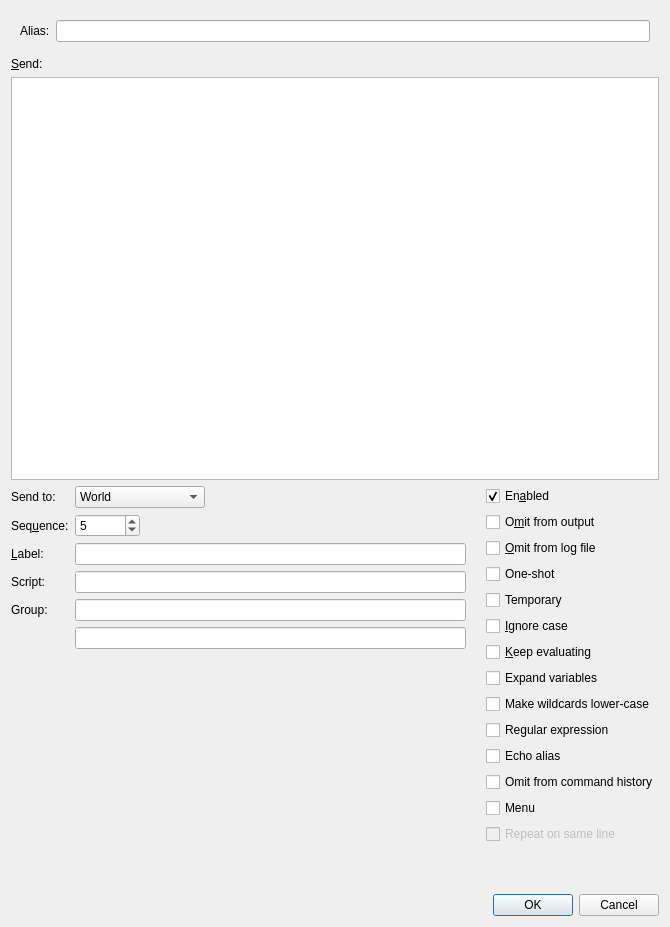
Old version of the form smushclient-qt/cpp/ui/prefs/aliasedit.ui in the repository jnbooth/smushclient.
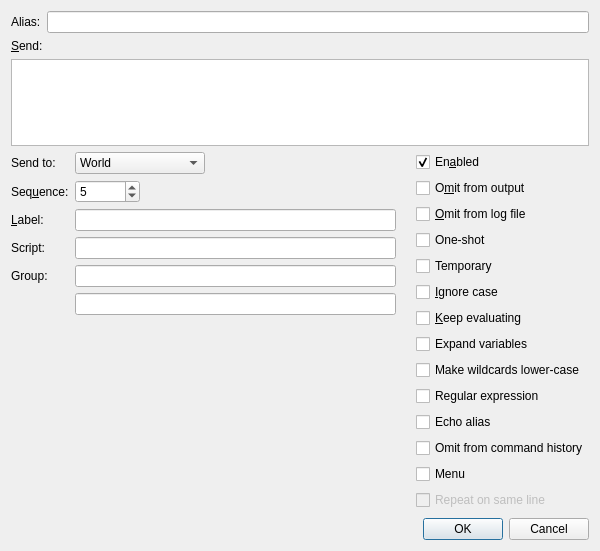
New version of the form.

```diff
--- a/smushclient-qt/cpp/ui/prefs/aliasedit.ui
+++ b/smushclient-qt/cpp/ui/prefs/aliasedit.ui
@@ -6,13 +6,13 @@
    <rect>
     <x>0</x>
     <y>0</y>
-    <width>670</width>
-    <height>927</height>
+    <width>600</width>
+    <height>551</height>
    </rect>
   </property>
   <property name="minimumSize">
    <size>
-    <width>670</width>
+    <width>0</width>
     <height>0</height>
    </size>
   </property>
@@ -23,6 +23,18 @@
    <item>
     <widget class="QWidget" name="reactions_pattern" native="true">
      <layout class="QHBoxLayout" name="_3">
+      <property name="leftMargin">
+       <number>0</number>
+      </property>
+      <property name="topMargin">
+       <number>0</number>
+      </property>
+      <property name="rightMargin">
+       <number>0</number>
+      </property>
+      <property name="bottomMargin">
+       <number>0</number>
+      </property>
       <item>
        <widget class="QLabel" name="Pattern_label">
         <property name="text">
@@ -50,7 +62,20 @@
     </widget>
    </item>
    <item>
-    <widget class="QPlainTextEdit" name="Text"/>
+    <widget class="QPlainTextEdit" name="Text">
+     <property name="sizePolicy">
+      <sizepolicy hsizetype="Expanding" vsizetype="Expanding">
+       <horstretch>0</horstretch>
+       <verstretch>1</verstretch>
+      </sizepolicy>
+     </property>
+     <property name="minimumSize">
+      <size>
+       <width>0</width>
+       <height>0</height>
+      </size>
+     </property>
+    </widget>
    </item>
    <item>
     <layout class="QHBoxLayout" name="_main">
@@ -229,7 +254,7 @@
          <property name="sizeHint" stdset="0">
           <size>
            <width>20</width>
-           <height>40</height>
+           <height>2</height>
           </size>
          </property>
         </spacer>
@@ -353,7 +378,7 @@
          <property name="sizeHint" stdset="0">
           <size>
            <width>20</width>
-           <height>40</height>
+           <height>2</height>
           </size>
          </property>
         </spacer>
```
Left out of the diff: 2 changed lines with no effect on the pictures.
